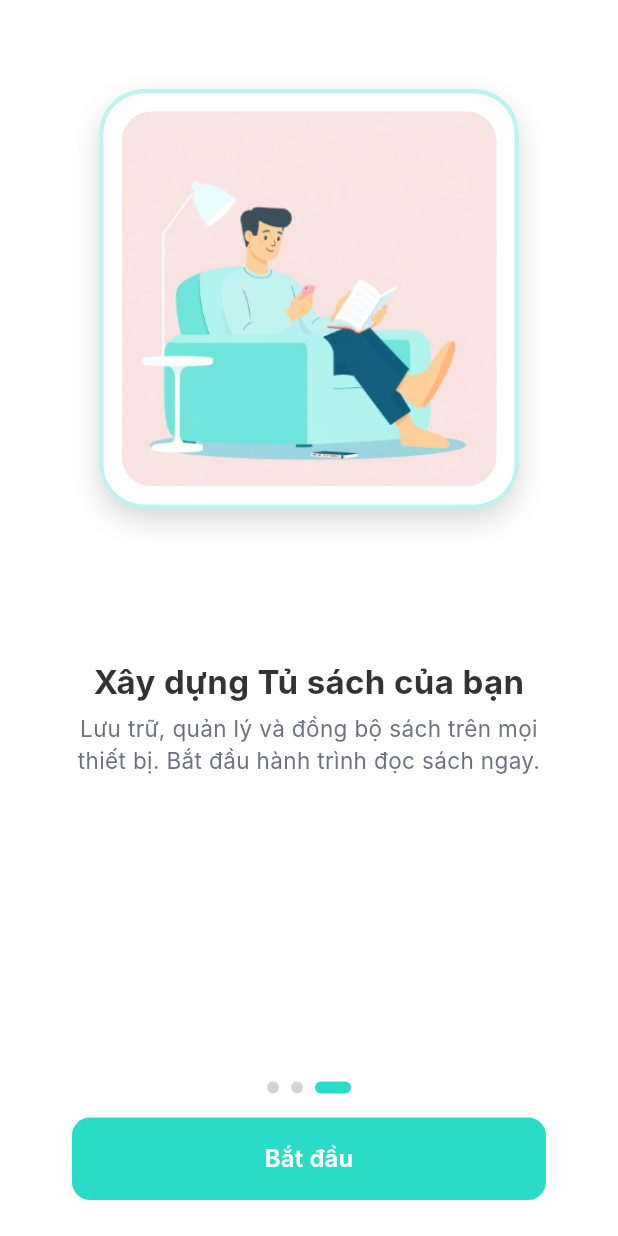
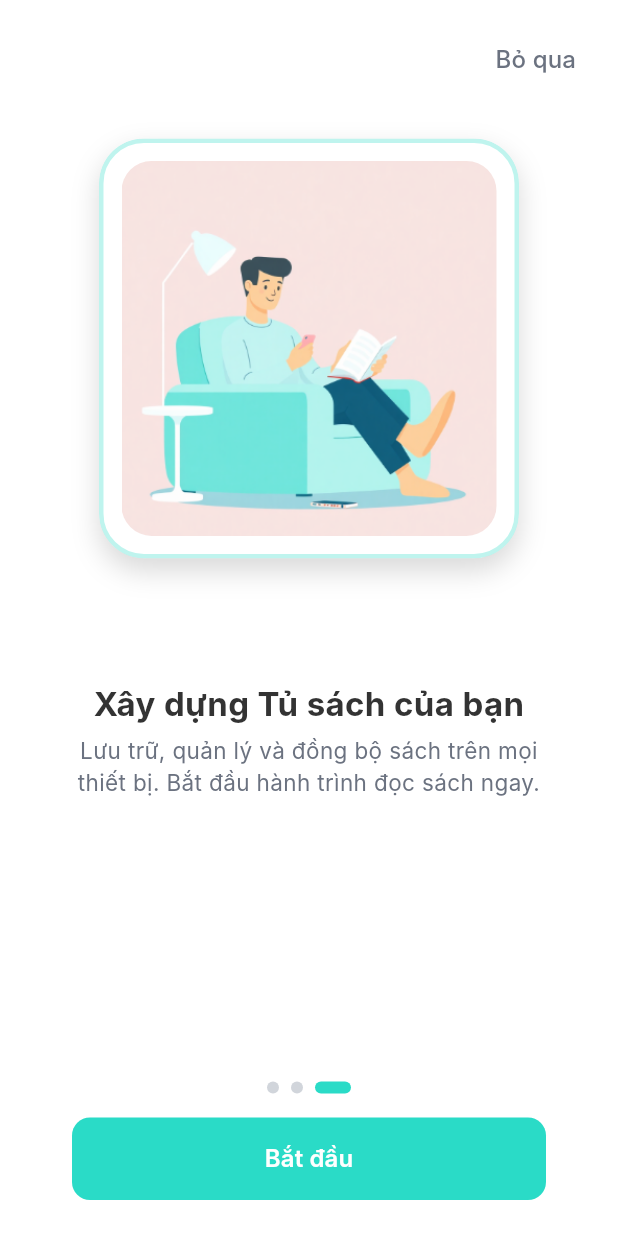
Before and after one commit to nhingyen/smart-reader-app, a Flutter app: the screen it shows after launch, swiped to page 3, on a phone screen of 412 x 824 dp. Run offline on Flutter 3.47's test engine with Material 3 defaults, Android fonts, the phone set to English and light mode, and no system bars; our stand-ins replace cloud_firestore, equatable, firebase_auth, firebase_core, flutter_bloc, google_sign_in; accounts and stored records are empty; Roboto replaces fonts that are missing (Inter).

Commit message:
Add skip onboarding

```diff
--- a/lib/screens/onboarding/onboarding_screen.dart
+++ b/lib/screens/onboarding/onboarding_screen.dart
@@ -98,8 +98,7 @@ class _OnboardingScreenContentState extends State<_OnboardingScreenContent> {
             return SafeArea(
               child: Column(
                 children: [
-                  // Skip button
-                  if (!state.isLastPage)
+                  // Skip button - hiển thị ở tất cả các trang
                   Align(
                     alignment: Alignment.topRight,
                     child: Padding(
@@ -115,9 +114,7 @@ class _OnboardingScreenContentState extends State<_OnboardingScreenContent> {
                         ),
                       ),
                     ),
-                    )
-                  else
-                    const SizedBox(height: 36),
+                  ),
 
                   // Page content
                   Expanded(
```
Lines whose indentation alone changed are shown as unchanged.
